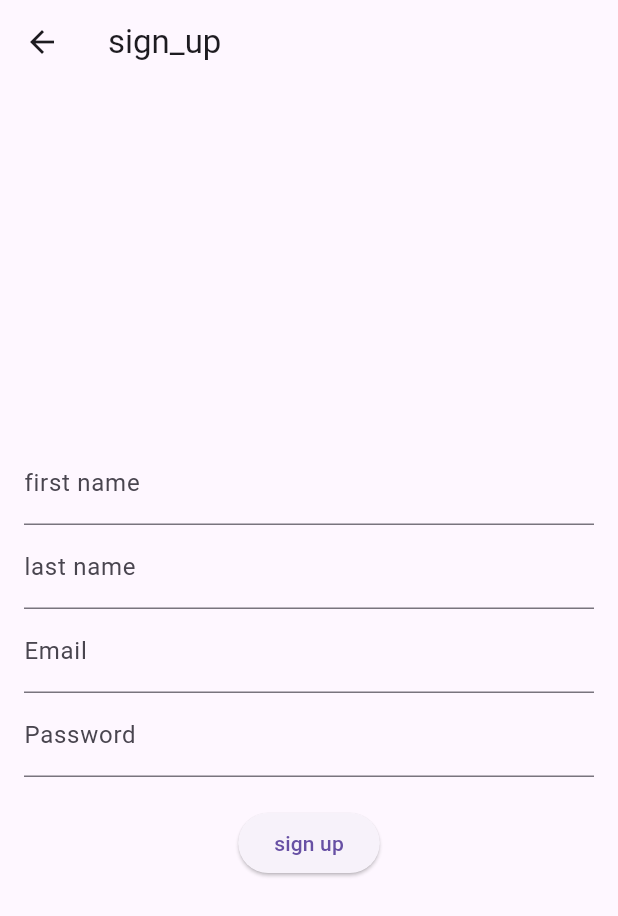
After one commit to AhmedEzz32/ecommerce_app, a Flutter app: the screen it shows after launch, after a tap on "Don't have account? Sign up", on a phone screen of 412 x 824 dp. The commit adds this screen. Shown: the top 916 px of the screen. Run offline on Flutter 3.47's test engine with Material 3 defaults, Android fonts, the phone set to English and light mode, and no system bars; our stand-ins replace cached_network_image, cloud_firestore, dartz, dio, fade_shimmer, firebase_auth and 11 more; missing offline and left inert: firebase_app_check, flutter_stripe; accounts and stored records are empty; generated files the repository leaves out were written again; network calls fail.

Commit message:
add sign up with authintication

```diff
--- a/lib/l10n/intl_ar.arb
+++ b/lib/l10n/intl_ar.arb
@@ -23,5 +23,7 @@
     "email": "البريد الإلكتروني",
     "password": "كلمة المرور",
     "login": "تسجيل الدخول",
-    "register": "تسجيل"
+    "register": "تسجيل",
+    "dont_have_account_sign_up": "ليس لديك حساب؟ سجل",
+    "sign_up": "سجل"
 }
--- a/lib/l10n/intl_en.arb
+++ b/lib/l10n/intl_en.arb
@@ -24,5 +24,7 @@
     "email": "Email",
     "password": "Password",
     "login": "Login",
-    "register": "Register"
+    "register": "Register",
+    "dont_have_account_sign_up": "Don't have account? Sign up",
+    "sign_up": "Sign up"
 }
--- a/lib/my_app.dart
+++ b/lib/my_app.dart
@@ -3,7 +3,7 @@ import 'package:flutter/material.dart';
 import 'package:mini_app/core/di/service_locators.dart';
 import 'package:mini_app/persentation/cart_view/view_model/cart_view_model.dart';
 import 'package:mini_app/persentation/home/view/home_view.dart';
-import 'package:mini_app/persentation/sign_in/view/login_view.dart';
+import 'package:mini_app/persentation/auth/view/login_view.dart';
 import 'package:provider/provider.dart';
 import 'package:flutter_localizations/flutter_localizations.dart';
 import 'generated/l10n.dart';
--- a/lib/persentation/sign_in/view/login_view.dart
+++ b/lib/persentation/auth/view/login_view.dart
@@ -1,6 +1,6 @@
 import 'package:flutter/material.dart';
-import 'package:mini_app/persentation/sign_in/view/widgets/login_body.dart';
-import 'package:mini_app/persentation/sign_in/view_model/login_view_model.dart';
+import 'package:mini_app/persentation/auth/view/widgets/login_body.dart';
+import 'package:mini_app/persentation/auth/view_model/login_view_model.dart';
 
 class LoginView extends StatefulWidget {
   const LoginView({super.key});
--- a/lib/persentation/sign_in/view/widgets/login_body.dart
+++ b/lib/persentation/auth/view/widgets/login_body.dart
@@ -1,9 +1,11 @@
+import 'package:cloud_firestore/cloud_firestore.dart';
 import 'package:firebase_auth/firebase_auth.dart';
 import 'package:flutter/material.dart';
 import 'package:mini_app/core/constants.dart';
 import 'package:mini_app/generated/l10n.dart';
+import 'package:mini_app/persentation/auth/view/widgets/sign_up.dart';
 import 'package:mini_app/persentation/home/view/home_view.dart';
-import 'package:mini_app/persentation/sign_in/view_model/login_view_model.dart';
+import 'package:mini_app/persentation/auth/view_model/login_view_model.dart';
 import 'package:sign_in_button/sign_in_button.dart';
 
 class LoginViewBody extends StatefulWidget {
@@ -23,25 +25,52 @@ class _LoginViewBodyState extends State<LoginViewBody> {
   Future<void> _loginWithEmail() async {
   setState(() => isLoading = true);
   try {
-      UserCredential userCredential = await FirebaseAuth.instance.createUserWithEmailAndPassword(
+    // Sign in the user with email and password
+    UserCredential userCredential = await FirebaseAuth.instance.signInWithEmailAndPassword(
       email: _emailController.text,
       password: _passwordController.text,
     );
     final user = userCredential.user;
+
+    // Fetch the user profile from Firestore (assuming user profile is stored in 'users' collection)
     if (user != null) {
+      DocumentSnapshot userDoc = await FirebaseFirestore.instance.collection('users').doc(user.uid).get();
+
+      if (userDoc.exists) {
+        final userData = userDoc.data() as Map<String, dynamic>;
+
+        String firstName = userData['firstName'] ?? '';
+        String lastName = userData['lastName'] ?? '';
+
+        // Navigate to the home screen with the fetched data
         Navigator.pushReplacement(
           context,
           MaterialPageRoute(
             builder: (_) => HomeScreen(
-              firstName: user.displayName?.split(' ')[0] ?? '',
-              lastName: user.displayName?.split(' ')[1] ?? '',
+              firstName: firstName,
+              lastName: lastName,
+              profileImage: user.photoURL ?? Constants().default_image,
+              email: user.email,
+            ),
+          ),
+        );
+      } else {
+        // Handle the case where user data doesn't exist (e.g., show default values or create profile)
+        Navigator.pushReplacement(
+          context,
+          MaterialPageRoute(
+            builder: (_) => HomeScreen(
+              firstName: '',
+              lastName: '',
               profileImage: user.photoURL ?? Constants().default_image,
               email: user.email,
             ),
           ),
         );
       }
+    }
   } catch (e) {
+    // Show error message if login fails
     ScaffoldMessenger.of(context).showSnackBar(SnackBar(content: Text(e.toString())));
   }
   setState(() => isLoading = false);
@@ -102,6 +131,16 @@ class _LoginViewBodyState extends State<LoginViewBody> {
                       setState(() => isLoading = false);
                     },
                 ),
+                            const SizedBox(height: 10),
+            TextButton(
+              onPressed: () {
+                Navigator.push(
+                  context,
+                  MaterialPageRoute(builder: (_) => const SignUpView()),
+                );
+              },
+              child: Text(S.current.dont_have_account_sign_up),
+            ),
           ],
         ),
       ),
--- /dev/null
+++ b/lib/persentation/auth/view/widgets/sign_up.dart
@@ -0,0 +1,93 @@
+import 'package:firebase_auth/firebase_auth.dart';
+import 'package:flutter/material.dart';
+import 'package:mini_app/core/constants.dart';
+import 'package:mini_app/generated/l10n.dart';
+import 'package:mini_app/persentation/home/view/home_view.dart';
+
+class SignUpView extends StatefulWidget {
+  const SignUpView({super.key});
+
+  @override
+  SignUpViewState createState() => SignUpViewState();
+}
+
+class SignUpViewState extends State<SignUpView> {
+  final TextEditingController _emailController = TextEditingController();
+  final TextEditingController _passwordController = TextEditingController();
+  final TextEditingController _firstNameController = TextEditingController();
+  final TextEditingController _lastNameController = TextEditingController();
+  bool isLoading = false;
+
+  Future<void> _signUp() async {
+    setState(() => isLoading = true);
+    try {
+      UserCredential userCredential = await FirebaseAuth.instance.createUserWithEmailAndPassword(
+        email: _emailController.text,
+        password: _passwordController.text,
+      );
+      User? user = userCredential.user;
+
+      if (user != null) {
+        String fullName = "${_firstNameController.text} ${_lastNameController.text}";
+        await user.updateDisplayName(fullName);
+        await user.reload();
+        user = FirebaseAuth.instance.currentUser;
+
+        Navigator.pushReplacement(
+          context,
+          MaterialPageRoute(
+            builder: (_) => HomeScreen(
+              firstName: _firstNameController.text,
+              lastName: _lastNameController.text,
+              profileImage: user?.photoURL ?? Constants().default_image,
+              email: user?.email,
+            ),
+          ),
+        );
+      }
+    } catch (e) {
+      ScaffoldMessenger.of(context).showSnackBar(SnackBar(content: Text(e.toString())));
+    }
+    setState(() => isLoading = false);
+  }
+
+  @override
+  Widget build(BuildContext context) {
+    return Scaffold(
+      appBar: AppBar(title: const Text('sign_up')),
+      body: Padding(
+        padding: const EdgeInsets.all(16.0),
+        child: Column(
+          mainAxisAlignment: MainAxisAlignment.center,
+          children: [
+            TextField(
+              controller: _firstNameController,
+              decoration: const InputDecoration(labelText: 'first name'),
+            ),
+            TextField(
+              controller: _lastNameController,
+              decoration: const InputDecoration(labelText: 'last name'),
+            ),
+            TextField(
+              controller: _emailController,
+              decoration: InputDecoration(labelText: S.current.email),
+              keyboardType: TextInputType.emailAddress,
+            ),
+            TextField(
+              controller: _passwordController,
+              decoration: InputDecoration(labelText: S.current.password),
+              obscureText: true,
+            ),
+            const SizedBox(height: 20),
+            isLoading
+                ? const CircularProgressIndicator()
+                : ElevatedButton(
+                    onPressed: _signUp,
+                    child: const Text('sign up'),
+                  ),
+          ],
+        ),
+      ),
+    );
+  }
+}
--- a/lib/persentation/home/view/home_view.dart
+++ b/lib/persentation/home/view/home_view.dart
@@ -25,6 +25,7 @@ class HomeScreen extends StatefulWidget {
 
 class _HomeScreenState extends State<HomeScreen> {
   late final ProductViewModel productViewModel;
+  late String profileImagePath;
 
   @override
   void initState() {
```
Also changed, not shown: lib/data/data_source/shared_preference_datasource.dart (+7 -1 lines), lib/persentation/edit_profile/view/profile_edit_screen.dart (+43 -5 lines), lib/persentation/edit_profile/view_model/edit_profile_view_model.dart (+31 -23 lines), lib/persentation/home/view/widgets/custom_drawer.dart (+49 -12 lines), pubspec.yaml (+9 -66 lines), assets/images/default_photo.jpg (added), lib/generated/intl/messages_ar.dart, lib/generated/intl/messages_en.dart, lib/generated/l10n.dart, lib/persentation/auth/view_model/login_view_model.dart (renamed from lib/persentation/sign_in/view_model/login_view_model.dart), 5 other files. Lines whose indentation alone changed are shown as unchanged.
